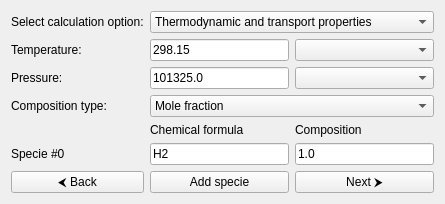
Above: GUI/Ubuntu/src/gui/ui/input/calculation_input_page.ui from srebughini/ASALI before the change. Below: the same form after it.
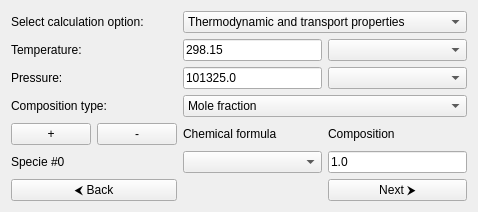
That is the form after the change.

Commit message: Change the layout of species and coverage inputs

Diff of the .ui file:
```diff
--- a/GUI/Ubuntu/src/gui/ui/input/calculation_input_page.ui
+++ b/GUI/Ubuntu/src/gui/ui/input/calculation_input_page.ui
@@ -126,6 +126,30 @@
                 </item>
 
                 <!-- Row 4 -->
+                <item row="4" column="0">
+                    <layout class="QHBoxLayout" name="horizontalSpecieLayout">
+                        <item>
+                            <widget class="QPushButton" name="addSpecieButton">
+                                <property name="text">
+                                    <string>&#x2B;</string>
+                                </property>
+                                <property name="toolTip">
+                                    <string>Add specie for input</string>
+                                </property>
+                            </widget>
+                        </item>
+                        <item>
+                            <widget class="QPushButton" name="removeSpecieButton">
+                                <property name="text">
+                                    <string>&#x2D;</string>
+                                </property>
+                                <property name="toolTip">
+                                    <string>Remove specie for input</string>
+                                </property>
+                            </widget>
+                        </item>
+                    </layout>
+                </item>
                 <item row="4" column="1">
                     <widget class="QLabel" name="formulaLabel">
                         <property name="text">
@@ -151,10 +175,7 @@
                     </widget>
                 </item>
                 <item row="5" column="1">
-                    <widget class="QLineEdit" name="n0">
-                        <property name="text">
-                            <string>H2</string>
-                        </property>
+                    <widget class="QComboBox" name="n0">
                     </widget>
                 </item>
                 <item row="5" column="2">
@@ -177,16 +198,6 @@
                         </property>
                     </widget>
                 </item>
-                <item row="6" column="1">
-                    <widget class="QPushButton" name="addSpecieButton">
-                        <property name="text">
-                            <string>Add specie</string>
-                        </property>
-                        <property name="toolTip">
-                            <string>Add specie for input</string>
-                        </property>
-                    </widget>
-                </item>
                 <item row="6" column="2">
                     <widget class="QPushButton" name="nextButton">
                         <property name="text">
```
The commit also changes 12 other files.
